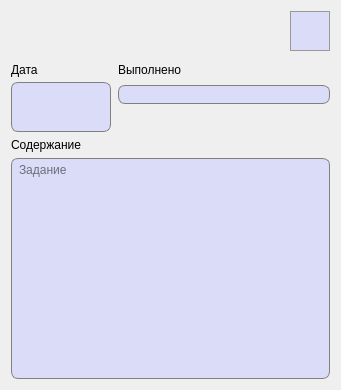
This is ViewTask.ui in FediiBohdan/TechService as Qt 5 draws it before an edit. The edited form follows.
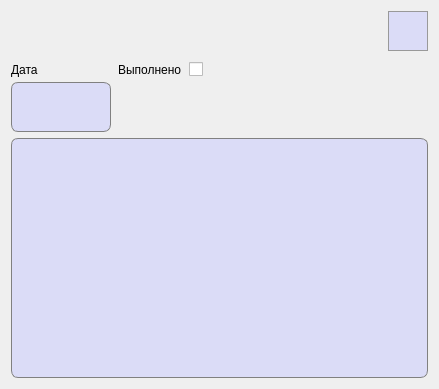
This is the edited form. Icons and pictures are not drawn.

Commit message: TaskList is absolutely done

What changed in the file:
```diff
--- a/ViewTask.ui
+++ b/ViewTask.ui
@@ -6,8 +6,8 @@
    <rect>
     <x>0</x>
     <y>0</y>
-    <width>341</width>
-    <height>390</height>
+    <width>439</width>
+    <height>389</height>
    </rect>
   </property>
   <property name="windowTitle">
@@ -77,20 +77,52 @@
      <property name="verticalSpacing">
       <number>0</number>
      </property>
-     <item row="0" column="0">
-      <widget class="QLabel" name="label_8">
+     <item row="0" column="2">
+      <widget class="QCheckBox" name="checkBox">
+       <property name="enabled">
+        <bool>true</bool>
+       </property>
+       <property name="text">
+        <string/>
+       </property>
+      </widget>
+     </item>
+     <item row="3" column="0">
+      <widget class="QLineEdit" name="timeLine">
        <property name="minimumSize">
         <size>
-         <width>0</width>
+         <width>100</width>
          <height>25</height>
         </size>
        </property>
-       <property name="text">
-        <string>Дата</string>
+       <property name="maximumSize">
+        <size>
+         <width>100</width>
+         <height>16777215</height>
+        </size>
+       </property>
+       <property name="font">
+        <font>
+         <pointsize>10</pointsize>
+        </font>
+       </property>
+       <property name="styleSheet">
+        <string notr="true">QLineEdit {
+	border: 1px solid gray;
+    border-radius: 7px;
+    background-color: #dbdcf7;
+	padding-left: 3px;
+	border-top-left-radius: 0px;
+	border-top-right-radius: 0px;
+	border-top: none;
+}</string>
+       </property>
+       <property name="readOnly">
+        <bool>true</bool>
        </property>
       </widget>
      </item>
-     <item row="1" column="0">
+     <item row="2" column="0">
       <widget class="QLineEdit" name="dateLine">
        <property name="minimumSize">
         <size>
@@ -120,6 +152,9 @@
 	border-bottom: none;
 }</string>
        </property>
+       <property name="readOnly">
+        <bool>true</bool>
+       </property>
       </widget>
      </item>
      <item row="0" column="1">
@@ -130,73 +165,71 @@
          <height>25</height>
         </size>
        </property>
+       <property name="font">
+        <font>
+         <pointsize>9</pointsize>
+        </font>
+       </property>
        <property name="text">
         <string>Выполнено</string>
        </property>
       </widget>
      </item>
-     <item row="1" column="1">
-      <widget class="QLineEdit" name="isFulfilledLine">
-       <property name="font">
-        <font>
-         <pointsize>10</pointsize>
-        </font>
-       </property>
-       <property name="styleSheet">
-        <string notr="true">QLineEdit {
-	border: 1px solid gray;
-    border-radius: 7px;
-    background-color: #dbdcf7;
-	padding-left: 3px;
-}</string>
-       </property>
-      </widget>
-     </item>
-     <item row="2" column="0">
-      <widget class="QLineEdit" name="timeLine">
+     <item row="0" column="0">
+      <widget class="QLabel" name="label_8">
        <property name="minimumSize">
         <size>
-         <width>100</width>
+         <width>0</width>
          <height>25</height>
         </size>
        </property>
-       <property name="maximumSize">
-        <size>
-         <width>100</width>
-         <height>16777215</height>
-        </size>
-       </property>
        <property name="font">
         <font>
-         <pointsize>10</pointsize>
+         <pointsize>9</pointsize>
         </font>
        </property>
-       <property name="styleSheet">
-        <string notr="true">QLineEdit {
-	border: 1px solid gray;
-    border-radius: 7px;
-    background-color: #dbdcf7;
-	padding-left: 3px;
-	border-top-left-radius: 0px;
-	border-top-right-radius: 0px;
-	border-top: none;
-}</string>
+       <property name="text">
+        <string>Дата</string>
        </property>
       </widget>
      </item>
+     <item row="0" column="3">
+      <spacer name="horizontalSpacer_2">
+       <property name="orientation">
+        <enum>Qt::Horizontal</enum>
+       </property>
+       <property name="sizeHint" stdset="0">
+        <size>
+         <width>40</width>
+         <height>20</height>
+        </size>
+       </property>
+      </spacer>
+     </item>
+     <item row="2" column="1" rowspan="2" colspan="3">
+      <spacer name="horizontalSpacer_3">
+       <property name="orientation">
+        <enum>Qt::Horizontal</enum>
+       </property>
+       <property name="sizeHint" stdset="0">
+        <size>
+         <width>40</width>
+         <height>20</height>
+        </size>
+       </property>
+      </spacer>
+     </item>
     </layout>
    </item>
    <item row="2" column="0" colspan="2">
     <layout class="QGridLayout" name="gridLayout_3">
      <item row="0" column="0" colspan="2">
-      <widget class="QLabel" name="label">
-       <property name="text">
-        <string>Содержание</string>
-       </property>
-      </widget>
-     </item>
-     <item row="1" column="0" colspan="2">
       <widget class="QTextEdit" name="contentLine">
+       <property name="font">
+        <font>
+         <pointsize>9</pointsize>
+        </font>
+       </property>
        <property name="styleSheet">
         <string notr="true">QTextEdit {
 	border: 1px solid gray;
@@ -205,8 +238,11 @@
 	padding-left: 3px;
 }</string>
        </property>
+       <property name="readOnly">
+        <bool>true</bool>
+       </property>
        <property name="placeholderText">
-        <string>Задание</string>
+        <string/>
        </property>
       </widget>
      </item>
```
The commit also changes 10 other files.
